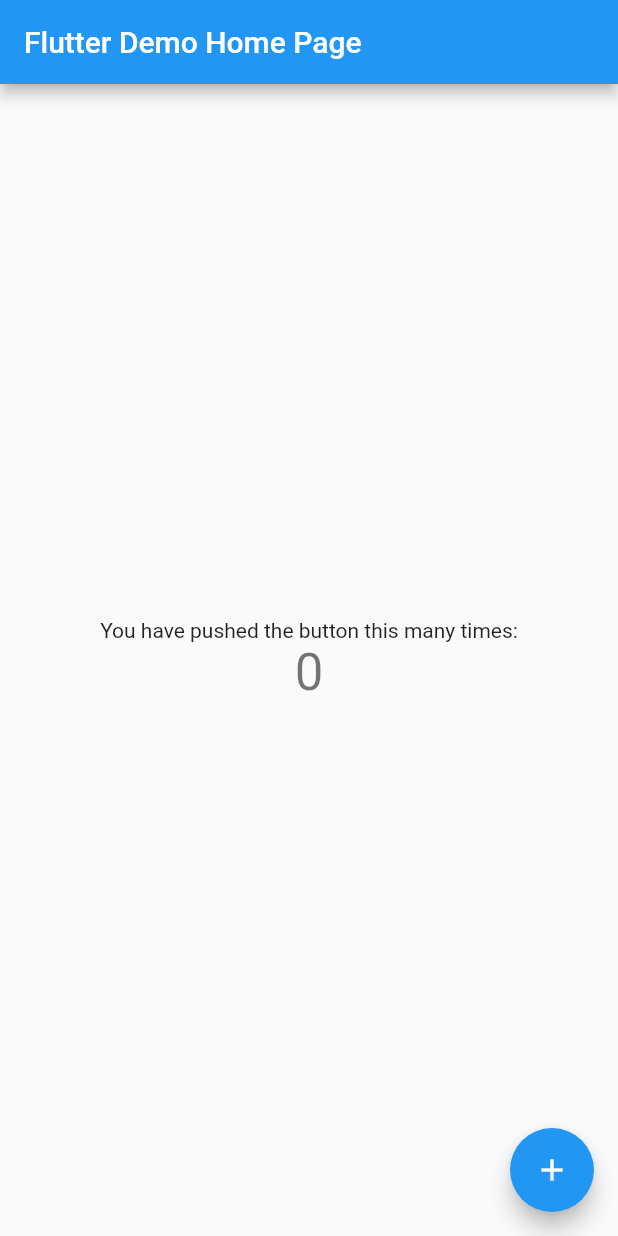
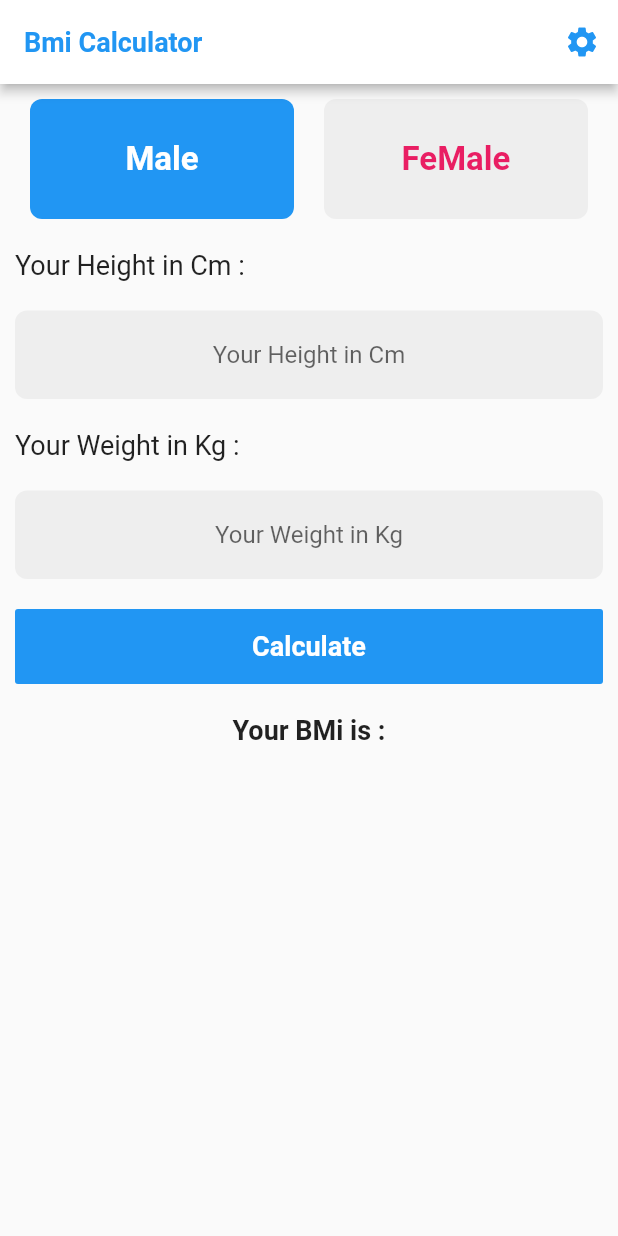
Before and after one commit to GasserAshraf/bmi_calculator, a Flutter app: the screen it shows after launch, on a phone screen of 412 x 824 dp. Run offline on Flutter 3.47's test engine with Material 2 defaults, Android fonts, the phone set to English and light mode, and no system bars.

Commit message:
Bmi is Done

```diff
--- /dev/null
+++ b/lib/Pages/design_Page.dart
@@ -0,0 +1,179 @@
+import 'package:flutter/material.dart';
+
+class BmiCalculator extends StatefulWidget {
+  @override
+  _BmiCalculatorState createState() => _BmiCalculatorState();
+}
+
+class _BmiCalculatorState extends State<BmiCalculator> {
+  @override
+  int currentindex = 0;
+  String result="";
+  TextEditingController heightController = TextEditingController();
+  TextEditingController weightController = TextEditingController();
+
+  Widget build(BuildContext context) {
+    return Scaffold(
+      appBar: AppBar(
+        title: Text(
+          "Bmi Calculator",
+          style: TextStyle(
+              fontSize: 18.0, fontWeight: FontWeight.bold, color: Colors.blue),
+        ),
+        backgroundColor: Colors.white,
+        elevation: 3.0,
+        actions: <Widget>[
+          IconButton(
+              icon: Icon(
+                Icons.settings,
+                color: Colors.blue,
+              ),
+              onPressed: () {})
+        ],
+      ),
+      body: SingleChildScrollView(
+        child: Padding(
+          padding: EdgeInsets.all(10.0),
+          child: Column(
+            mainAxisAlignment: MainAxisAlignment.start,
+            crossAxisAlignment: CrossAxisAlignment.start,
+            children: <Widget>[
+              Row(
+                children: <Widget>[
+                  radioButton("Male", Colors.blue, 0),
+                  radioButton("FeMale", Colors.pink, 1),
+                ],
+              ),
+              SizedBox(
+                height: 20.0,
+              ),
+              Text(
+                "Your Height in Cm : ",
+                style: TextStyle(fontSize: 18.0),
+              ),
+              SizedBox(
+                height: 20.0,
+              ),
+              TextField(
+                controller: heightController,
+                keyboardType: TextInputType.number,
+                textAlign: TextAlign.center,
+                decoration: InputDecoration(
+                    hintText: "Your Height in Cm",
+                    filled: true,
+                    fillColor: Colors.grey[200],
+                    border: OutlineInputBorder(
+                      borderRadius: BorderRadius.circular(8.0),
+                      borderSide: BorderSide.none,
+                    )),
+              ),
+              SizedBox(
+                height: 20.0,
+              ),
+              Text(
+                "Your Weight in Kg : ",
+                style: TextStyle(fontSize: 18.0),
+              ),
+              SizedBox(
+                height: 20.0,
+              ),
+              TextField(
+                controller: weightController,
+                keyboardType: TextInputType.number,
+                textAlign: TextAlign.center,
+                decoration: InputDecoration(
+                    hintText: "Your Weight in Kg",
+                    filled: true,
+                    fillColor: Colors.grey[200],
+                    border: OutlineInputBorder(
+                      borderRadius: BorderRadius.circular(8.0),
+                      borderSide: BorderSide.none,
+                    )),
+              ),
+              SizedBox(
+                height: 20.0,
+              ),
+              Container(
+                width: double.infinity,
+                height: 50.0,
+                child: FlatButton(
+                  onPressed: () {
+                    BmiCalculation(double.parse( heightController.value.text),double.parse( weightController.value.text));
+                  },
+                  child: Text(
+                    "Calculate",
+                    style: TextStyle(
+                        color: Colors.white,
+                        fontSize: 18.0,
+                        fontWeight: FontWeight.bold),
+                  ),
+                  color: Colors.blue,
+                ),
+              ),
+              SizedBox(
+                height: 20.0,
+              ),
+              Container(
+                width: double.infinity,
+                child: Text(
+                  "Your BMi is : ",
+                  textAlign: TextAlign.center,
+                  style: TextStyle(fontWeight: FontWeight.bold, fontSize: 18),
+                ),
+              ),
+              SizedBox(
+                height: 20.0,
+              ),
+              Container(
+                width: double.infinity,
+                child: Text(
+                  result,
+                  textAlign: TextAlign.center,
+                  style: TextStyle(fontWeight: FontWeight.bold, fontSize: 18),
+                ),
+              )
+            ],
+          ),
+        ),
+      ),
+    );
+  }
+
+  void BmiCalculation(double height, double weight) {
+    double res = weight / (height * height/10000);
+    String bmi=res.toStringAsFixed(2);
+    setState(() {
+      result= bmi;
+      print(bmi);
+    });
+  }
+
+  void Changeindex(int index) {
+    setState(() {
+      currentindex = index;
+    });
+  }
+
+  Widget radioButton(String value, Color color, int index) {
+    return Expanded(
+        child: Container(
+      height: 80.0,
+      margin: EdgeInsets.symmetric(horizontal: 10.0),
+      child: FlatButton(
+        onPressed: () {
+          Changeindex(index);
+          print(index.toString());
+        },
+        child: Text(
+          value,
+          style: TextStyle(
+              color: currentindex == index ? Colors.white : color,
+              fontWeight: FontWeight.bold,
+              fontSize: 22.0),
+        ),
+        color: currentindex == index ? color : Colors.grey[200],
+        shape: RoundedRectangleBorder(borderRadius: BorderRadius.circular(8.0)),
+      ),
+    ));
+  }
+}
--- a/lib/main.dart
+++ b/lib/main.dart
@@ -1,4 +1,5 @@
 import 'package:flutter/material.dart';
+import 'package:bmi_calculator/Pages/design_Page.dart';
 
 void main() => runApp(MyApp());
 
@@ -7,105 +8,7 @@ class MyApp extends StatelessWidget {
   @override
   Widget build(BuildContext context) {
     return MaterialApp(
-      title: 'Flutter Demo',
-      theme: ThemeData(
-        // This is the theme of your application.
-        //
-        // Try running your application with "flutter run". You'll see the
-        // application has a blue toolbar. Then, without quitting the app, try
-        // changing the primarySwatch below to Colors.green and then invoke
-        // "hot reload" (press "r" in the console where you ran "flutter run",
-        // or simply save your changes to "hot reload" in a Flutter IDE).
-        // Notice that the counter didn't reset back to zero; the application
-        // is not restarted.
-        primarySwatch: Colors.blue,
-      ),
-      home: MyHomePage(title: 'Flutter Demo Home Page'),
+      home: BmiCalculator(),
     );
   }
 }
-
-class MyHomePage extends StatefulWidget {
-  MyHomePage({Key key, this.title}) : super(key: key);
-
-  // This widget is the home page of your application. It is stateful, meaning
-  // that it has a State object (defined below) that contains fields that affect
-  // how it looks.
-
-  // This class is the configuration for the state. It holds the values (in this
-  // case the title) provided by the parent (in this case the App widget) and
-  // used by the build method of the State. Fields in a Widget subclass are
-  // always marked "final".
-
-  final String title;
-
-  @override
-  _MyHomePageState createState() => _MyHomePageState();
-}
-
-class _MyHomePageState extends State<MyHomePage> {
-  int _counter = 0;
-
-  void _incrementCounter() {
-    setState(() {
-      // This call to setState tells the Flutter framework that something has
-      // changed in this State, which causes it to rerun the build method below
-      // so that the display can reflect the updated values. If we changed
-      // _counter without calling setState(), then the build method would not be
-      // called again, and so nothing would appear to happen.
-      _counter++;
-    });
-  }
-
-  @override
-  Widget build(BuildContext context) {
-    // This method is rerun every time setState is called, for instance as done
-    // by the _incrementCounter method above.
-    //
-    // The Flutter framework has been optimized to make rerunning build methods
-    // fast, so that you can just rebuild anything that needs updating rather
-    // than having to individually change instances of widgets.
-    return Scaffold(
-      appBar: AppBar(
-        // Here we take the value from the MyHomePage object that was created by
-        // the App.build method, and use it to set our appbar title.
-        title: Text(widget.title),
-      ),
-      body: Center(
-        // Center is a layout widget. It takes a single child and positions it
-        // in the middle of the parent.
-        child: Column(
-          // Column is also a layout widget. It takes a list of children and
-          // arranges them vertically. By default, it sizes itself to fit its
-          // children horizontally, and tries to be as tall as its parent.
-          //
-          // Invoke "debug painting" (press "p" in the console, choose the
-          // "Toggle Debug Paint" action from the Flutter Inspector in Android
-          // Studio, or the "Toggle Debug Paint" command in Visual Studio Code)
-          // to see the wireframe for each widget.
-          //
-          // Column has various properties to control how it sizes itself and
-          // how it positions its children. Here we use mainAxisAlignment to
-          // center the children vertically; the main axis here is the vertical
-          // axis because Columns are vertical (the cross axis would be
-          // horizontal).
-          mainAxisAlignment: MainAxisAlignment.center,
-          children: <Widget>[
-            Text(
-              'You have pushed the button this many times:',
-            ),
-            Text(
-              '$_counter',
-              style: Theme.of(context).textTheme.display1,
-            ),
-          ],
-        ),
-      ),
-      floatingActionButton: FloatingActionButton(
-        onPressed: _incrementCounter,
-        tooltip: 'Increment',
-        child: Icon(Icons.add),
-      ), // This trailing comma makes auto-formatting nicer for build methods.
-    );
-  }
-}
```
